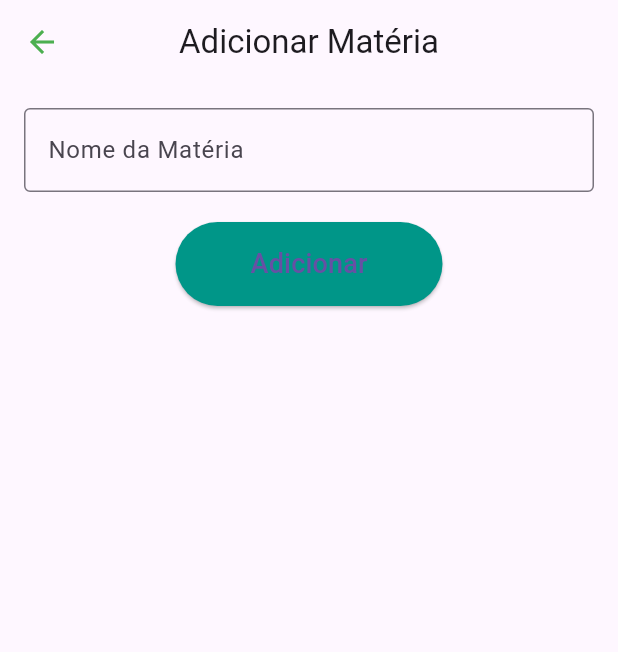
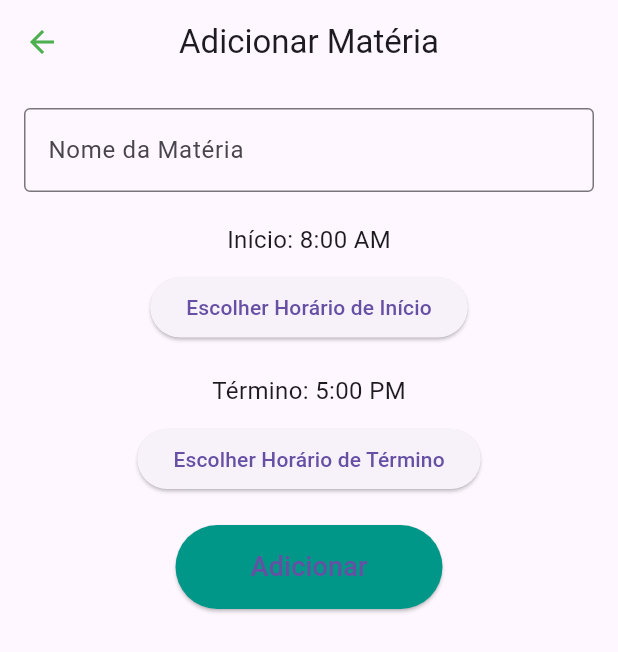
Before and after one commit to victor-monteiro11/sinapse, a Flutter app: the AddMarkerPage screen opened directly, on a phone screen of 412 x 824 dp. Shown: the top 652 px of the screen. Run offline on Flutter 3.47's test engine with Material 3 defaults, Android fonts, the phone set to English and light mode, and no system bars.

Commit message:
Added hour selection on markers

```diff
--- a/lib/adicionar_marcadores.dart
+++ b/lib/adicionar_marcadores.dart
@@ -1,6 +1,37 @@
 import 'package:flutter/material.dart';
 
-class AddMarkerPage extends StatelessWidget {
+class AddMarkerPage extends StatefulWidget {
+  @override
+  _AddMarkerPageState createState() => _AddMarkerPageState();
+}
+
+class _AddMarkerPageState extends State<AddMarkerPage> {
+  TimeOfDay _startTime = TimeOfDay(hour: 8, minute: 0);
+  TimeOfDay _endTime = TimeOfDay(hour: 17, minute: 0);
+
+  Future<void> _selectTime(BuildContext context, bool isStart) async {
+    final TimeOfDay? picked = await showTimePicker(
+      context: context,
+      initialTime: isStart ? _startTime : _endTime,
+      builder: (BuildContext context, Widget? child) {
+        return MediaQuery(
+          data: MediaQuery.of(context).copyWith(alwaysUse24HourFormat: true),
+          child: child!,
+        );
+      },
+    );
+
+    if (picked != null && picked != (isStart ? _startTime : _endTime)) {
+      setState(() {
+        if (isStart) {
+          _startTime = picked;
+        } else {
+          _endTime = picked;
+        }
+      });
+    }
+  }
+
   @override
   Widget build(BuildContext context) {
     return Scaffold(
@@ -25,9 +56,29 @@ class AddMarkerPage extends StatelessWidget {
               ),
             ),
             SizedBox(height: 20),
+            Text(
+              'Início: ${_startTime.format(context)}',
+              style: TextStyle(fontSize: 16),
+            ),
+            SizedBox(height: 10),
+            ElevatedButton(
+              onPressed: () => _selectTime(context, true),
+              child: Text('Escolher Horário de Início'),
+            ),
+            SizedBox(height: 20),
+            Text(
+              'Término: ${_endTime.format(context)}',
+              style: TextStyle(fontSize: 16),
+            ),
+            SizedBox(height: 10),
+            ElevatedButton(
+              onPressed: () => _selectTime(context, false),
+              child: Text('Escolher Horário de Término'),
+            ),
+            SizedBox(height: 20),
             ElevatedButton(
               onPressed: () {
-                // Ação para adicionar o marcador
+                // Ação para adicionar o marcador com o nome e os horários selecionados
               },
               style: ElevatedButton.styleFrom(
                 backgroundColor: Colors.teal,
```
